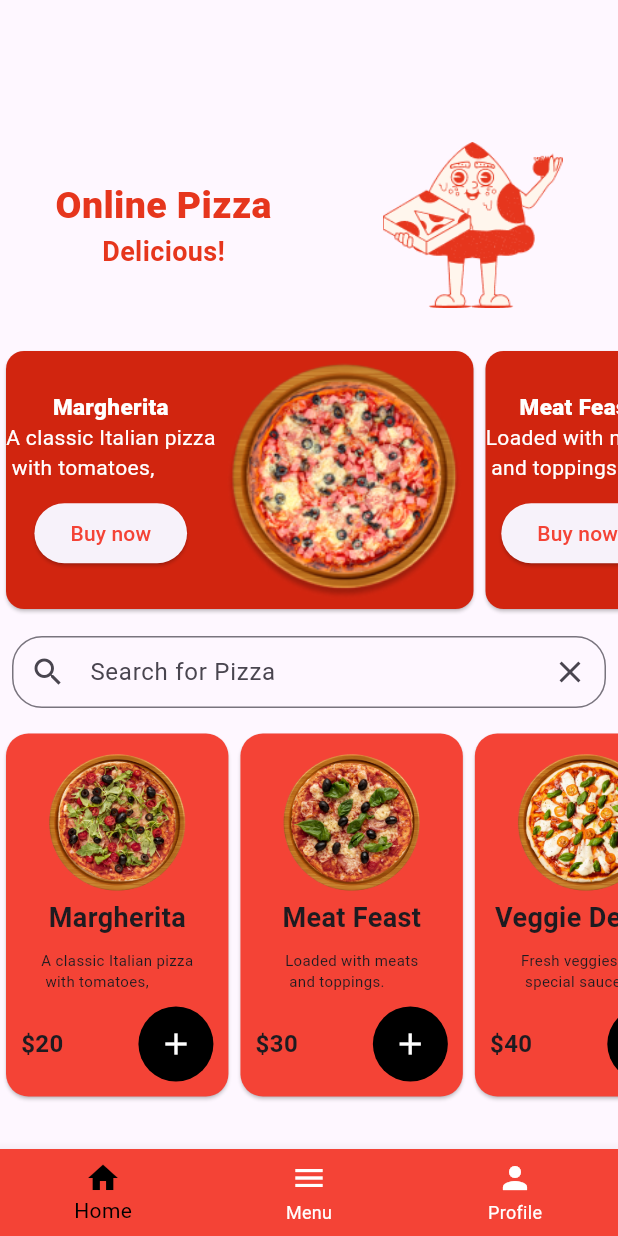
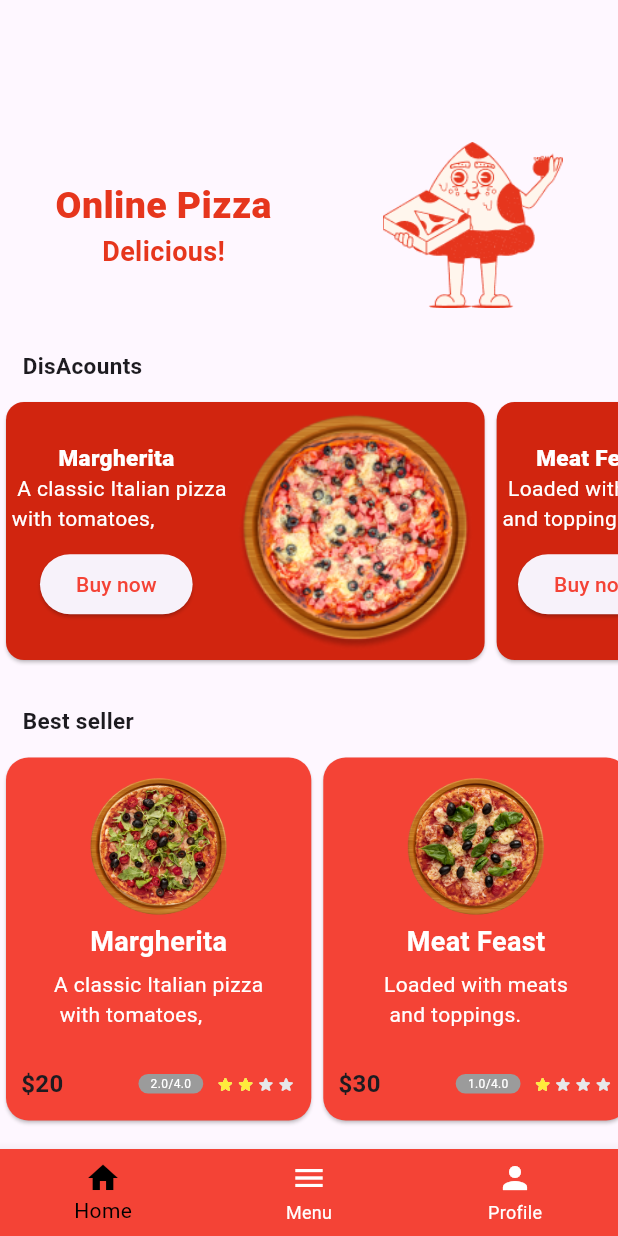
Before and after one commit to U-Apps/pizza-App, a Flutter app: the Home screen opened by its route, on a phone screen of 412 x 824 dp. Run offline on Flutter 3.47's test engine with Material 3 defaults, Android fonts, the phone set to English and light mode, and no system bars; drawn by our look-alikes of flutter_rating_stars; our stand-ins replace animated_splash_screen.

Commit message:
modify the general code

```diff
--- a/pizza_app/lib/Profile.dart
+++ b/pizza_app/lib/Profile.dart
@@ -98,13 +98,8 @@ class AccountOption extends StatelessWidget {
                 Email: CurrentUsersInsys[0].Email);
 
             users.removeWhere((ac) => ac.userName == ac.userName);
-            //    users.remove(accountData(
-            // userName: CurrentUsersInsys[0].userName,
-            // passWord: CurrentUsersInsys[0].passWord,
-            // Email: CurrentUsersInsys[0].Email));
 
             CurrentUsersInsys.removeAt(0);
-            print(CurrentUsersInsys.isEmpty);
 
             Navigator.pushNamed(context, 'login');
           }
--- a/pizza_app/lib/component/PizzaShows.dart
+++ b/pizza_app/lib/component/PizzaShows.dart
@@ -31,10 +31,12 @@ class _PizzashowsState extends State<Pizzashows> {
                       fontWeight: FontWeight.w900),
                 ),
                 Text(
-                  '${widget.des}',
+                  '  ${widget.des}',
                   style: TextStyle(
                     color: Colors.white,
+
                   ),
+
                 ),
                 SizedBox(
                   height: 10,
--- a/pizza_app/lib/component/message.dart
+++ b/pizza_app/lib/component/message.dart
@@ -1,7 +1,8 @@
 import 'package:flutter/material.dart';
 
 class Message {
-  showSuccessDialog(BuildContext Content, String content, Icon iconss,String route ) {
+  showSuccessDialog(
+      BuildContext Content, String content, Icon iconss, String route) {
     showDialog(
       context: Content,
       builder: (BuildContext context) {
--- a/pizza_app/lib/component/pizzaCards.dart
+++ b/pizza_app/lib/component/pizzaCards.dart
@@ -1,9 +1,21 @@
+import 'dart:math';
+import 'package:flutter_rating_stars/flutter_rating_stars.dart';
 import 'package:flutter/material.dart';
+import 'package:pizza_app/cart_screen.dart';
+import '../models/pizza.dart';
 
 class Pizzacards extends StatefulWidget {
-  final String tital, des,price;
+  final String tital, des, price;
   final int imgNum;
-  const Pizzacards({super.key,required this.tital,required this.des,required this.imgNum,required this.price});
+  final double rate;
+
+  const Pizzacards(
+      {super.key,
+      required this.tital,
+      required this.des,
+      required this.imgNum,
+      required this.price,
+      required this.rate});
 
   @override
   State<Pizzacards> createState() => _PizzacardsState();
@@ -42,16 +54,16 @@ class _PizzacardsState extends State<Pizzacards> {
                 Text(
                   '${widget.tital}',
                   style: TextStyle(
-                    fontSize: 18,
-                    fontWeight: FontWeight.bold,
-                  ),
+                      fontSize: 18,
+                      fontWeight: FontWeight.bold,
+                      color: Colors.white),
                 ),
-                SizedBox(height: 8),
+                SizedBox(height: 5),
                 Text(
                   '${widget.des}',
-                  style: TextStyle(fontSize: 10),
+                  style: TextStyle(fontSize: 14, color: Colors.white),
                 ),
-                SizedBox(height: 10),
+                SizedBox(height: 25),
                 Row(
                   mainAxisAlignment: MainAxisAlignment.spaceEvenly,
                   children: [
@@ -65,15 +77,63 @@ class _PizzacardsState extends State<Pizzacards> {
                     SizedBox(
                       width: 50,
                     ),
-                    Container(
-                      width: 50,
-                      height: 50,
-                      decoration: BoxDecoration(
-                        color: Colors.black,
-                        shape: BoxShape.circle,
-                      ),
-                      child: Icon(Icons.add, color: Colors.white),
+
+                    RatingStars(
+                      axis: Axis.horizontal,
+                      value: widget.rate,
+                      onValueChanged: (v) {
+                        //
+                        setState(() {
+                          double rate = widget.rate;
+                          rate = v;
+                        });
+                      },
+                      starCount: 4,
+                      starSize: 12.5,
+                      valueLabelColor: const Color(0xff9b9b9b),
+                      valueLabelTextStyle: const TextStyle(
+                          color: Colors.white,
+                          fontWeight: FontWeight.w400,
+                          fontStyle: FontStyle.normal,
+                          fontSize: 8.0),
+                      valueLabelRadius: 10,
+                      maxValue: 4,
+                      starSpacing: 1,
+                      maxValueVisibility: true,
+                      valueLabelVisibility: true,
+                      animationDuration: Duration(milliseconds: 1000),
+                      valueLabelPadding: const EdgeInsets.symmetric(
+                          vertical: 1, horizontal: 8),
+                      valueLabelMargin: const EdgeInsets.only(right: 8),
+                      starOffColor: const Color(0xffe7e8ea),
+                      starColor: Colors.yellow,
+                      angle: 12,
                     ),
+
+                    // value: widget.rate,
+                    // onRated: (rating) {
+                    //   widget.rate = rating;
+                    // },
+                    // starsCount:5,
+                    // size:20,
+                    // color:Colors.amber
+                    // starShap:StarShap.polygon
+
+                    // )
+
+                    // IconButton(
+                    //       onPressed: () =>{},
+
+                    //       icon: Icon(
+                    //         Icons.star_purple500_sharp
+                    //         ,grade: 10,
+                    //         color: Colors.amber,
+                    //       )),
+
+                    // Container(
+
+                    //   child:Icon(Icons.abc)
+                    //   )
                   ],
                 ),
               ],
--- a/pizza_app/lib/forget.dart
+++ b/pizza_app/lib/forget.dart
@@ -1,7 +1,6 @@
 import 'package:flutter/material.dart';
 // import 'package:pizza_app/component/ShowDailog.dart';
 import 'package:pizza_app/component/message.dart';
-import 'package:pizza_app/successfulLogin.dart';
 import 'Register.dart';
 
 class ForgetPassWordScreen extends StatefulWidget {
--- a/pizza_app/lib/home.dart
+++ b/pizza_app/lib/home.dart
@@ -14,8 +14,6 @@ class Home extends StatefulWidget {
 
 class _HomeState extends State<Home> {
   int _selectedIndex = 0;
-
-
 
   // الشاشات الثلاث
   List<Widget> _screens = [
@@ -62,29 +60,40 @@ class _HomeState extends State<Home> {
   }
 }
 
-class HomeScreen extends StatelessWidget {
-  final List<Pizza> listOfPizza = [
-    Pizza(
-        name: 'Margherita',
-        des: 'A classic Italian pizza\n with tomatoes,',
-        numImg: 2,
-        price: '\$20'),
-    Pizza(
-        name: 'Meat Feast',
-        des: 'Loaded with meats\n and toppings.',
-        numImg: 3,
-        price: '\$30'),
-    Pizza(
-        name: 'Veggie Delight',
-        des: 'Fresh veggies with\n special sauce.',
-        numImg: 4,
-        price: '\$40'),
-    Pizza(
-        name: 'Spicy Diablo',
-        des: 'Spicy sauce with\n hot peppers.',
-        numImg: 1,
-        price: '\$50'),
-  ];
+class HomeScreen extends StatefulWidget {
+  const HomeScreen({super.key});
+
+  @override
+  State<HomeScreen> createState() => _HomeScreenState();
+}
+
+class _HomeScreenState extends State<HomeScreen> {
+  // TextEditingController _searchBar =TextEditingController();
+
+//search fun
+  // List<Pizza> filter = [];
+
+  // @override
+  // void initState() {
+  //   // TODO: implement initState
+  //   super.initState();
+  //    filter = listOfPizza;
+
+  // }
+
+  // void _filterItem(String quary) {
+
+  //   setState(){
+  //     if (quary.isEmpty) {
+  //       filter = listOfPizza;
+  //       return;
+  //     } else {
+
+  //       filter = listOfPizza.where(
+  //           (item) => item.name.toLowerCase().contains(quary.toLowerCase())).toList();
+  //     }
+  //   }
+  // }
 
   @override
   Widget build(BuildContext context) {
@@ -120,7 +129,22 @@ class HomeScreen extends StatelessWidget {
               ),
             ],
           ),
-          const SizedBox(height: 20),
+          const SizedBox(height: 23),
+          Row(
+            mainAxisAlignment: MainAxisAlignment.start,
+            children: [
+              SizedBox(
+                width: 15,
+              ),
+              Text(
+                'DisAcounts',
+                style: TextStyle(fontSize: 15, fontWeight: FontWeight.bold),
+                textAlign: TextAlign.start,
+              ),
+            ],
+          ),
+          const SizedBox(height: 10),
+
           Container(
             height: 180,
             child: ListView.builder(
@@ -136,21 +160,44 @@ class HomeScreen extends StatelessWidget {
             ),
           ),
           const SizedBox(height: 6),
-          Padding(
-            padding: const EdgeInsets.all(8.0),
-            child: TextField(
-              decoration: InputDecoration(
-                contentPadding: const EdgeInsets.all(5),
-                hintText: 'Search for Pizza',
-                prefixIcon: const Icon(Icons.search),
-                suffixIcon: const Icon(Icons.clear),
-                border: OutlineInputBorder(
-                  borderRadius: BorderRadius.circular(20),
+          //searchBar
+          // Padding(
+          //   padding: const EdgeInsets.all(8.0),
+          //   child: TextField(
+          //     controller:_searchBar ,
+          //     onChanged:_filterItem ,
+          //     decoration: InputDecoration(
+          //       contentPadding: const EdgeInsets.all(5),
+          //       hintText: 'Search for Pizza',
+          //       prefixIcon: const Icon(Icons.search),
+          //       suffixIcon: const Icon(Icons.clear),
+          //       border: OutlineInputBorder(
+          //         borderRadius: BorderRadius.circular(20),
+          //       ),
+          //     ),
+          //   ),
+          // ),
+          //
+
+          const SizedBox(
+            height: 20,
+            width: 100,
           ),
+          Row(
+            mainAxisAlignment: MainAxisAlignment.start,
+            children: [
+              SizedBox(
+                width: 15,
               ),
+              Text(
+                'Best seller',
+                style: TextStyle(fontSize: 15, fontWeight: FontWeight.bold),
+                textAlign: TextAlign.start,
               ),
+            ],
           ),
-          const SizedBox(height: 5),
+
+          const SizedBox(height: 10),
           Container(
             height: 250,
             child: ListView.builder(
@@ -162,9 +209,8 @@ class HomeScreen extends StatelessWidget {
                       des: listOfPizza[index].des,
                       imgNum: listOfPizza[index].numImg,
                       price: listOfPizza[index].price,
-                );
-              },
-            ),
+                      rate: listOfPizza[index].rate);
+                }),
           ),
           const SizedBox(height: 5),
         ],
--- a/pizza_app/lib/main.dart
+++ b/pizza_app/lib/main.dart
@@ -7,7 +7,6 @@ import 'package:pizza_app/component/PizzaShows.dart';
 import 'package:pizza_app/forget.dart';
 import 'package:pizza_app/home.dart';
 import 'package:pizza_app/pizza_menu.dart';
-import 'package:pizza_app/successfulLogin.dart';
 import 'package:pizza_app/Profile.dart';
 
 void main() {
--- a/pizza_app/lib/models/pizza.dart
+++ b/pizza_app/lib/models/pizza.dart
@@ -1,11 +1,46 @@
+
 class Pizza {
   String name, des, price;
   int numImg;
+  final double rate;
 
   Pizza({
     required this.name,
     required this.des,
     required this.numImg,
     required this.price,
+    required this.rate
   });
 }
+
+final List<Pizza> listOfPizza = [
+  Pizza(
+      name: 'Margherita',
+      des: 'A classic Italian pizza\n with tomatoes,',
+      numImg: 2,
+      price: '\$20',
+      rate: 2),
+  Pizza(
+      name: 'Meat Feast',
+      des: 'Loaded with meats\n and toppings.',
+      numImg: 3,
+      price: '\$30',
+      rate: 1
+      ),
+  Pizza(
+      name: 'Veggie Delight',
+      des: 'Fresh veggies with\n special sauce.',
+      numImg: 4,
+      price: '\$40',
+      rate: 3
+      ),
+  Pizza(
+      name: 'Spicy Diablo',
+      des: 'Spicy sauce with\n hot peppers.',
+      numImg: 1,
+      price: '\$50',
+     rate: 0
+      ),
+];
+
+List<Pizza> AddingTocart = [];
--- a/pizza_app/lib/pizza_menu.dart
+++ b/pizza_app/lib/pizza_menu.dart
@@ -10,29 +10,6 @@ class PizzaMenu extends StatefulWidget {
 }
 
 class _PizzaMenuState extends State<PizzaMenu> {
-  final List<Pizza> listOfPizza = [
-    Pizza(
-        name: 'Margherita',
-        des: 'A classic Italian pizza\n with tomatoes,',
-        numImg: 2,
-        price: '\$20'),
-    Pizza(
-        name: 'Meat Feast',
-        des: 'Loaded with meats\n and toppings.',
-        numImg: 3,
-        price: '\$30'),
-    Pizza(
-        name: 'Veggie Delight',
-        des: 'Fresh veggies with\n special sauce.',
-        numImg: 4,
-        price: '\$40'),
-    Pizza(
-        name: 'Spicy Diablo',
-        des: 'Spicy sauce with\n hot peppers.',
-        numImg: 1,
-        price: '\$50'),
-  ];
-
   List<Pizza> filteredPizzaList = [];
   List<Pizza> cartItems = [];
 
--- a/pizza_app/pubspec.yaml
+++ b/pizza_app/pubspec.yaml
@@ -36,6 +36,7 @@ dependencies:
   # Use with the CupertinoIcons class for iOS style icons.
   cupertino_icons: ^1.0.6
   animated_splash_screen: ^1.3.0
+  flutter_rating_stars: ^1.1.0
 
 dev_dependencies:
   flutter_test:
```
Also changed, not shown: pizza_app/lib/LoginScreen.dart (+6 -3 lines), pizza_app/lib/Register.dart (+4 -4 lines), pizza_app/lib/component/categoryPizza.dart (deleted, +0 -47 lines), pizza_app/lib/successfulLogin.dart (deleted, +0 -37 lines), pizza_app/assets/images/face.png (added), pizza_app/assets/images/goo.png (added), pizza_app/pubspec.lock. Lines whose indentation alone changed are shown as unchanged.
